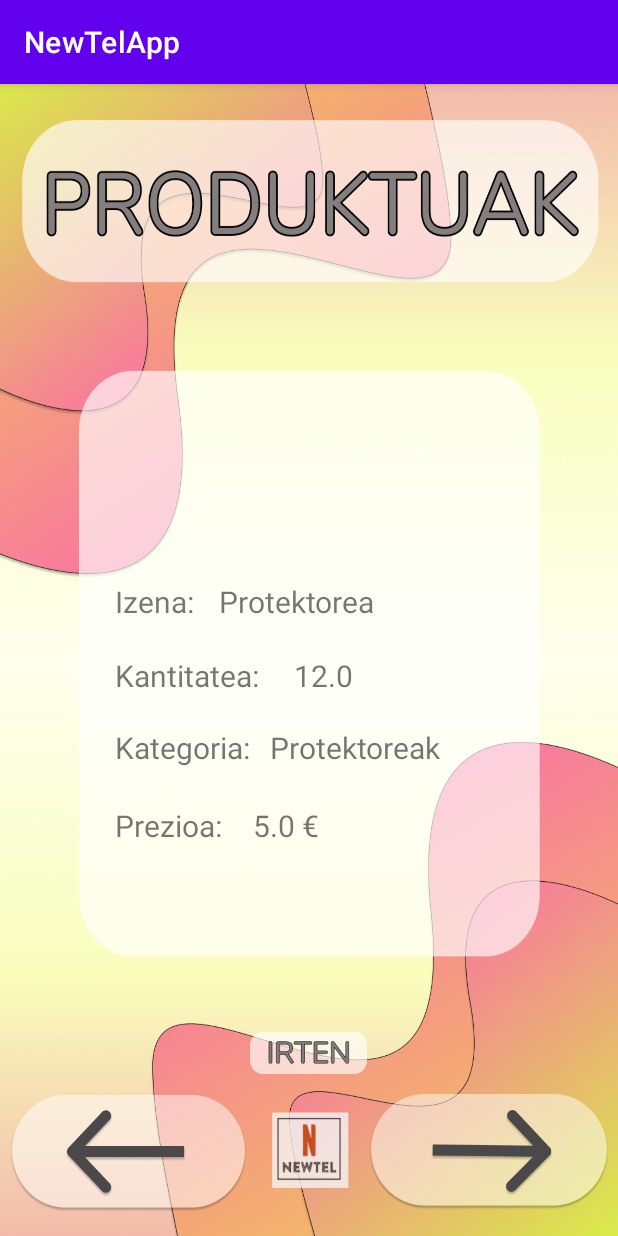
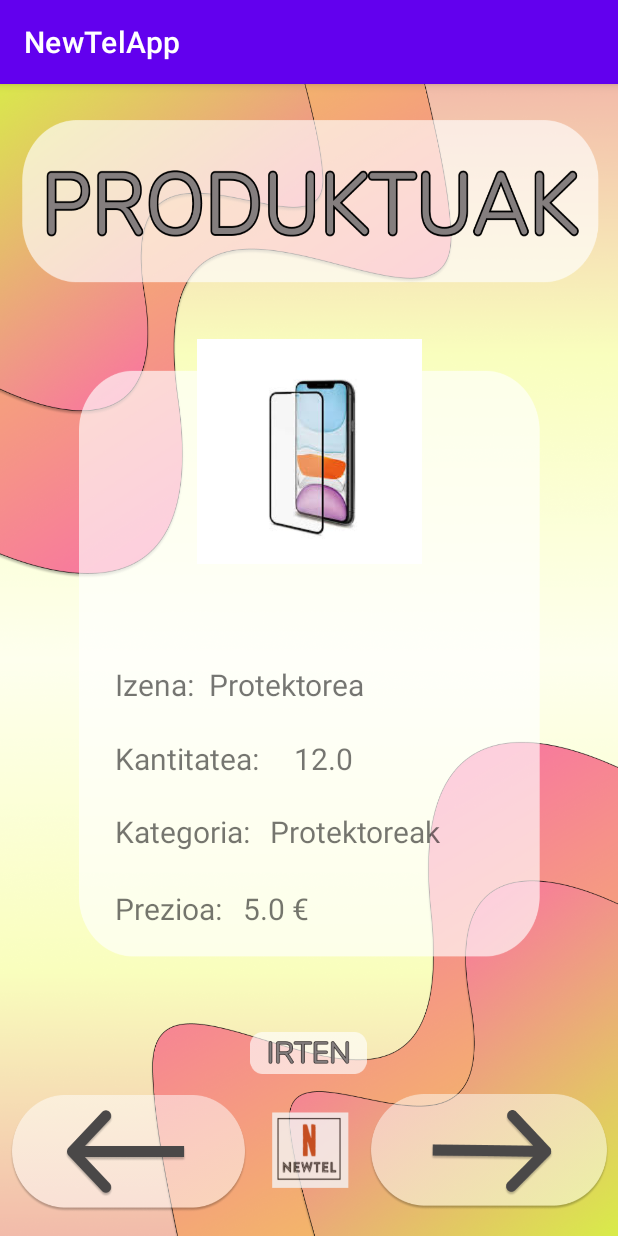
Before and after one commit to MaitaneG/DordokaRazing, an Android app: the fragment SecondFragment shown on its own in the app's theme, on a phone screen of 412 x 824 dp. Run offline under Robolectric (Android 15) with nearby library versions, the light colour scheme and no system bars.

Commit message:
argazkiak sartuta

```diff
--- a/NewTelApp/app/src/main/java/com/example/newtelapp/SecondFragment.java
+++ b/NewTelApp/app/src/main/java/com/example/newtelapp/SecondFragment.java
@@ -1,6 +1,7 @@
 package com.example.newtelapp;
 
 import android.app.Application;
+import android.graphics.drawable.Drawable;
 import android.os.Bundle;
 import android.view.LayoutInflater;
 import android.view.View;
@@ -9,9 +10,11 @@ import android.view.animation.Animation;
 import android.view.animation.AnimationUtils;
 import android.view.animation.TranslateAnimation;
 import android.widget.ImageButton;
+import android.widget.ImageView;
 import android.widget.TextView;
 
 import androidx.annotation.NonNull;
+import androidx.core.content.res.ResourcesCompat;
 import androidx.fragment.app.Fragment;
 import androidx.navigation.fragment.NavHostFragment;
 
@@ -32,8 +35,11 @@ public class SecondFragment extends Fragment {
     private ImageButton botoiaAurrera;
     private ImageButton botoiaAtzera;
     private ImageButton botoiaIrten;
+    private ImageView irudia;
 
     private int index=0;
+    public Integer[] nireIrudiak = {R.drawable.i1, R.drawable.i2, R.drawable.i3, R.drawable.i4};
+
 
     @Override
     public View onCreateView(
@@ -56,6 +62,7 @@ public class SecondFragment extends Fragment {
         kategoria=(TextView)getView().findViewById(R.id.textViewKategoriaInfo);
         prezioa=(TextView) getView().findViewById(R.id.textViewPrezioaInfo);
         kantitatea=(TextView)getView().findViewById(R.id.textViewKantitateaInfo);
+        irudia=view.findViewById(R.id.irudia);
 
         botoiaAurrera=view.findViewById(R.id.button_produktuak_aurrera);
         botoiaAtzera=view.findViewById(R.id.button_produktuak_atzera);
@@ -64,6 +71,7 @@ public class SecondFragment extends Fragment {
         botoiaAurrera.setOnClickListener(this::produktuakAurrera);
         botoiaAtzera.setOnClickListener(this::produktuakAtzera);
         botoiaIrten.setOnClickListener(this::irten);
+
 
         datuakAldatu();
 
@@ -87,6 +95,9 @@ public class SecondFragment extends Fragment {
         kategoria.setText(produktuak.get(index).getCategory());
         prezioa.setText(String.valueOf(produktuak.get(index).getPrezio())+" €");
         kantitatea.setText(Float.toString(produktuak.get(index).getKantitatea()));
+        irudia.setImageResource(nireIrudiak[index]);
+
+
     }
 
     public void animation(){
@@ -95,6 +106,7 @@ public class SecondFragment extends Fragment {
         kategoria.startAnimation(an);
         prezioa.startAnimation(an);
         kantitatea.startAnimation(an);
+        irudia.startAnimation(an);
     }
 
     public void produktuakAurrera( View view){
--- a/NewTelApp/app/src/main/res/layout/fragment_second.xml
+++ b/NewTelApp/app/src/main/res/layout/fragment_second.xml
@@ -49,17 +49,67 @@
 
     <!-- Produktua prezioa TextView -->
 
+    <!-- Produktuaren prezioa agertzen da -->
+
     <TextView
-        android:id="@+id/textViewIzena"
+        android:id="@+id/textViewIzenaInfo"
+        android:layout_width="200dp"
+        android:layout_height="wrap_content"
+        android:textSize="20sp"
+        app:layout_constraintBottom_toBottomOf="parent"
+        app:layout_constraintEnd_toEndOf="parent"
+        app:layout_constraintHorizontal_bias="0.068"
+        app:layout_constraintStart_toEndOf="@+id/textViewIzena"
+        app:layout_constraintTop_toTopOf="parent"
+        app:layout_constraintVertical_bias="0.522" />
+
+    <TextView
+        android:id="@+id/textViewPrezioa"
         android:layout_width="wrap_content"
         android:layout_height="wrap_content"
         android:layout_marginStart="72dp"
-        android:text=" Izena: "
+        android:text=" Prezioa: "
         android:textSize="20sp"
         app:layout_constraintBottom_toBottomOf="parent"
         app:layout_constraintStart_toStartOf="parent"
         app:layout_constraintTop_toTopOf="parent"
-        app:layout_constraintVertical_bias="0.447" />
+        app:layout_constraintVertical_bias="0.724" />
+
+    <TextView
+        android:id="@+id/textViewKantitateaInfo"
+        android:layout_width="wrap_content"
+        android:layout_height="wrap_content"
+        android:textSize="20sp"
+        app:layout_constraintBottom_toBottomOf="parent"
+        app:layout_constraintEnd_toEndOf="parent"
+        app:layout_constraintHorizontal_bias="0.094"
+        app:layout_constraintStart_toEndOf="@+id/textViewIzena2"
+        app:layout_constraintTop_toTopOf="parent"
+        app:layout_constraintVertical_bias="0.589" />
+
+    <TextView
+        android:id="@+id/textViewKategoriaInfo"
+        android:layout_width="wrap_content"
+        android:layout_height="wrap_content"
+        android:textSize="20sp"
+        app:layout_constraintBottom_toBottomOf="parent"
+        app:layout_constraintEnd_toEndOf="parent"
+        app:layout_constraintHorizontal_bias="0.067"
+        app:layout_constraintStart_toEndOf="@+id/textViewKategoria"
+        app:layout_constraintTop_toTopOf="parent"
+        app:layout_constraintVertical_bias="0.654" />
+
+    <TextView
+        android:id="@+id/textViewKategoria"
+        android:layout_width="wrap_content"
+        android:layout_height="wrap_content"
+        android:layout_marginStart="72dp"
+        android:text=" Kategoria: "
+        android:textSize="20sp"
+        app:layout_constraintBottom_toBottomOf="parent"
+        app:layout_constraintStart_toStartOf="parent"
+        app:layout_constraintTop_toTopOf="parent"
+        app:layout_constraintVertical_bias="0.654" />
 
     <TextView
         android:id="@+id/textViewIzena2"
@@ -71,69 +121,19 @@
         app:layout_constraintBottom_toBottomOf="parent"
         app:layout_constraintStart_toStartOf="parent"
         app:layout_constraintTop_toTopOf="parent"
-        app:layout_constraintVertical_bias="0.514" />
+        app:layout_constraintVertical_bias="0.589" />
 
     <TextView
-        android:id="@+id/textViewIzenaInfo"
-        android:layout_width="wrap_content"
-        android:layout_height="wrap_content"
-        android:textSize="20sp"
-        app:layout_constraintBottom_toBottomOf="parent"
-        app:layout_constraintEnd_toEndOf="parent"
-        app:layout_constraintHorizontal_bias="0.068"
-        app:layout_constraintStart_toEndOf="@+id/textViewIzena"
-        app:layout_constraintTop_toTopOf="parent"
-        app:layout_constraintVertical_bias="0.447" />
-
-    <TextView
-        android:id="@+id/textViewKantitateaInfo"
-        android:layout_width="wrap_content"
-        android:layout_height="wrap_content"
-        android:textSize="20sp"
-        app:layout_constraintBottom_toBottomOf="parent"
-        app:layout_constraintEnd_toEndOf="parent"
-        app:layout_constraintHorizontal_bias="0.096"
-        app:layout_constraintStart_toEndOf="@+id/textViewIzena2"
-        app:layout_constraintTop_toTopOf="parent"
-        app:layout_constraintVertical_bias="0.514" />
-
-    <TextView
-        android:id="@+id/textViewKategoria"
+        android:id="@+id/textViewIzena"
         android:layout_width="wrap_content"
         android:layout_height="wrap_content"
         android:layout_marginStart="72dp"
-        android:text=" Kategoria: "
+        android:text=" Izena: "
         android:textSize="20sp"
         app:layout_constraintBottom_toBottomOf="parent"
         app:layout_constraintStart_toStartOf="parent"
         app:layout_constraintTop_toTopOf="parent"
-        app:layout_constraintVertical_bias="0.579" />
-
-    <!-- Produktuaren prezioa agertzen da -->
-
-    <TextView
-        android:id="@+id/textViewKategoriaInfo"
-        android:layout_width="wrap_content"
-        android:layout_height="wrap_content"
-        android:textSize="20sp"
-        app:layout_constraintBottom_toBottomOf="parent"
-        app:layout_constraintEnd_toEndOf="parent"
-        app:layout_constraintHorizontal_bias="0.067"
-        app:layout_constraintStart_toEndOf="@+id/textViewKategoria"
-        app:layout_constraintTop_toTopOf="parent"
-        app:layout_constraintVertical_bias="0.579" />
-
-    <TextView
-        android:id="@+id/textViewPrezioa"
-        android:layout_width="wrap_content"
-        android:layout_height="wrap_content"
-        android:layout_marginStart="72dp"
-        android:text=" Prezioa: "
-        android:textSize="20sp"
-        app:layout_constraintBottom_toBottomOf="parent"
-        app:layout_constraintStart_toStartOf="parent"
-        app:layout_constraintTop_toTopOf="parent"
-        app:layout_constraintVertical_bias="0.649" />
+        app:layout_constraintVertical_bias="0.522" />
 
     <TextView
         android:id="@+id/textViewPrezioaInfo"
@@ -142,10 +142,10 @@
         android:textSize="20sp"
         app:layout_constraintBottom_toBottomOf="parent"
         app:layout_constraintEnd_toEndOf="parent"
-        app:layout_constraintHorizontal_bias="0.073"
+        app:layout_constraintHorizontal_bias="0.042"
         app:layout_constraintStart_toEndOf="@+id/textViewPrezioa"
         app:layout_constraintTop_toTopOf="parent"
-        app:layout_constraintVertical_bias="0.649" />
+        app:layout_constraintVertical_bias="0.724" />
 
     <ImageButton
         android:id="@+id/button_irten"
@@ -163,4 +163,17 @@
         app:layout_constraintVertical_bias="0.864"
         tools:ignore="SpeakableTextPresentCheck" />
 
+    <ImageView
+        android:id="@+id/irudia"
+        android:layout_width="150dp"
+        android:layout_height="150dp"
+        android:layout_marginStart="131dp"
+        android:layout_marginTop="170dp"
+        android:layout_marginEnd="152dp"
+        app:layout_constraintEnd_toEndOf="parent"
+        app:layout_constraintHorizontal_bias="0.0"
+        app:layout_constraintStart_toStartOf="parent"
+        app:layout_constraintTop_toTopOf="parent"
+        tools:src="@drawable/i1" />
+
 </androidx.constraintlayout.widget.ConstraintLayout>
--- a/odoKonekxioa/src/main/java/eus/uni/dam/ProduktuaDaoTextFile.java
+++ b/odoKonekxioa/src/main/java/eus/uni/dam/ProduktuaDaoTextFile.java
@@ -107,7 +107,7 @@ public class ProduktuaDaoTextFile implements ProduktuaDao {
 	 */
 	@PreDestroy
 	public void destroy() {
-		String filename = "../NewTelApp/input/Produktuak.csv";
+		String filename = "../NewTelApp/app/src/main/assets/Produktuak.csv";
 
 		/*try {
 			File myObj = new File("Produktuak.csv");
```
Also changed, not shown: NewTelApp/app/src/main/res/drawable/i1.jpg (added), NewTelApp/app/src/main/res/drawable/i2.jpg (added), NewTelApp/app/src/main/res/drawable/i3.jpg (added), NewTelApp/app/src/main/res/drawable/i4.jpg (added), 1 other file.
